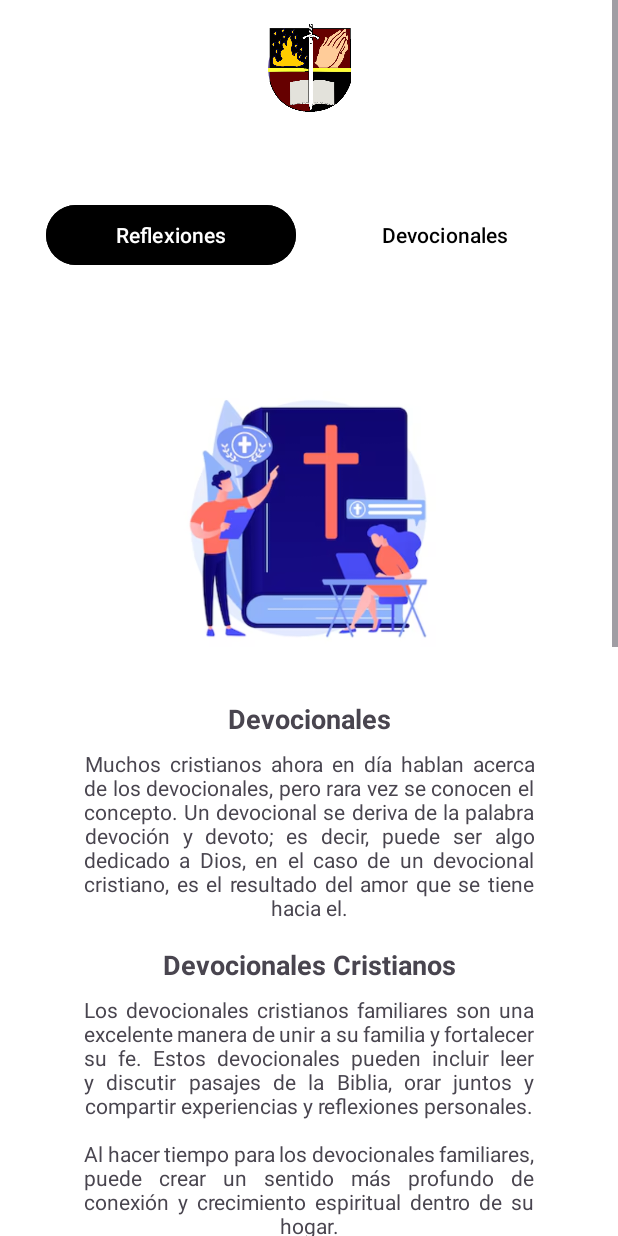
After one commit to BryanMena/Proyecto-ISO, an Android app: the Devocionales screen opened directly, with no data from a screen before it, on a phone screen of 412 x 824 dp. The commit adds this screen. Run offline under Robolectric (Android 15) with nearby library versions, the phone set to English and light mode, and no system bars.

Commit message:
Fase2
Fase2

```diff
--- /dev/null
+++ b/app/src/main/java/com/example/appmcf/Devocionales.kt
@@ -0,0 +1,32 @@
+package com.example.appmcf
+
+import android.content.Intent
+import android.os.Bundle
+import android.widget.Button
+import androidx.activity.enableEdgeToEdge
+import androidx.appcompat.app.AppCompatActivity
+import androidx.core.view.ViewCompat
+import androidx.core.view.WindowInsetsCompat
+
+class Devocionales : AppCompatActivity() {
+    override fun onCreate(savedInstanceState: Bundle?) {
+        super.onCreate(savedInstanceState)
+        enableEdgeToEdge()
+        setContentView(R.layout.activity_devocionales)
+        ViewCompat.setOnApplyWindowInsetsListener(findViewById(R.id.main)) { v, insets ->
+            val systemBars = insets.getInsets(WindowInsetsCompat.Type.systemBars())
+            v.setPadding(systemBars.left, systemBars.top, systemBars.right, systemBars.bottom)
+            insets
+        }
+        val logobtn = findViewById<Button>(R.id.logobtn)
+        logobtn.setOnClickListener {
+            val intent = Intent(this, MainActivity::class.java)
+            startActivity(intent)
+        }
+        val misionbtn = findViewById<Button>(R.id.Reflexionbtn)
+        misionbtn.setOnClickListener {
+            val intent = Intent(this, Reflexiones::class.java)
+            startActivity(intent)
+        }
+    }
+}
--- /dev/null
+++ b/app/src/main/res/layout/activity_devocionales.xml
@@ -0,0 +1,233 @@
+<?xml version="1.0" encoding="utf-8"?>
+<ScrollView xmlns:android="http://schemas.android.com/apk/res/android"
+    xmlns:app="http://schemas.android.com/apk/res-auto"
+    xmlns:tools="http://schemas.android.com/tools"
+    android:layout_width="match_parent"
+    android:layout_height="match_parent">
+
+    <androidx.constraintlayout.widget.ConstraintLayout
+        android:id="@+id/main"
+        android:layout_width="match_parent"
+        android:layout_height="wrap_content"
+        android:background="#FFFFFF"
+        tools:context=".Devocionales">
+
+        <!-- Botones centrados en la misma línea -->
+
+        <!-- Nueva imagen -->
+
+        <!-- Texto Devocionales -->
+
+        <Button
+            android:id="@+id/logobtn"
+            android:layout_width="55dp"
+            android:layout_height="59dp"
+            android:layout_gravity="center"
+            android:layout_marginStart="16dp"
+            android:layout_marginTop="16dp"
+            android:layout_marginEnd="16dp"
+            android:foreground="@drawable/logo"
+            android:scaleType="fitCenter"
+            android:src="@drawable/logo"
+            app:layout_constraintBottom_toBottomOf="@+id/title3"
+            app:layout_constraintEnd_toEndOf="parent"
+            app:layout_constraintStart_toStartOf="parent"
+            app:layout_constraintTop_toTopOf="parent"
+            app:layout_constraintVertical_bias="0.0" />
+
+        <LinearLayout
+            android:id="@+id/linearLayout"
+            android:layout_width="350dp"
+            android:layout_height="wrap_content"
+            android:layout_gravity="center"
+            android:layout_marginTop="57dp"
+            android:layout_marginBottom="32dp"
+            android:gravity="center"
+            android:orientation="horizontal"
+            app:layout_constraintBottom_toTopOf="@+id/imagen1"
+            app:layout_constraintEnd_toEndOf="parent"
+            app:layout_constraintHorizontal_bias="0.491"
+            app:layout_constraintStart_toStartOf="parent"
+            app:layout_constraintTop_toBottomOf="@+id/logobtn"
+            tools:ignore="MissingConstraints">
+
+            <Button
+                android:id="@+id/Reflexionbtn"
+                android:layout_width="0dp"
+                android:layout_height="wrap_content"
+                android:layout_weight="1"
+                android:backgroundTint="#000000"
+                android:text="Reflexiones"
+                android:textColor="#ffffff" />
+
+            <Button
+                android:id="@+id/Devocionalesbtn"
+                android:layout_width="0dp"
+                android:layout_height="wrap_content"
+                android:layout_marginStart="16dp"
+                android:layout_weight="1"
+                android:backgroundTint="#ffffff"
+                android:text="Devocionales"
+                android:textColor="#000000" />
+        </LinearLayout>
+
+        <ImageView
+            android:id="@+id/imagen1"
+            android:layout_width="406dp"
+            android:layout_height="206dp"
+            android:layout_marginTop="32dp"
+            android:layout_marginBottom="16dp"
+            android:src="@drawable/devocional"
+            app:layout_constraintBottom_toTopOf="@+id/title"
+            app:layout_constraintEnd_toEndOf="parent"
+            app:layout_constraintHorizontal_bias="0.454"
+            app:layout_constraintStart_toStartOf="parent"
+            app:layout_constraintTop_toBottomOf="@+id/linearLayout" />
+
+        <TextView
+            android:id="@+id/title"
+            android:layout_width="wrap_content"
+            android:layout_height="wrap_content"
+            android:layout_marginStart="16dp"
+            android:layout_marginTop="16dp"
+            android:layout_marginEnd="16dp"
+            android:text="Devocionales"
+            android:textSize="18sp"
+            android:textStyle="bold"
+            app:layout_constraintEnd_toEndOf="parent"
+            app:layout_constraintStart_toStartOf="parent"
+            app:layout_constraintTop_toBottomOf="@id/imagen1" />
+
+        <!-- Descripción -->
+        <TextView
+            android:id="@+id/description"
+            android:layout_width="300dp"
+            android:layout_height="wrap_content"
+            android:layout_marginStart="16dp"
+            android:layout_marginTop="8dp"
+            android:layout_marginEnd="16dp"
+            android:text="Muchos cristianos ahora en día hablan acerca de los devocionales, pero rara vez se conocen el concepto. Un devocional se deriva de la palabra devoción y devoto; es decir, puede ser algo dedicado a Dios, en el caso de un devocional cristiano, es el resultado del amor que se tiene hacia el."
+            android:justificationMode="inter_word"
+            android:textAlignment="center"
+            app:layout_constraintTop_toBottomOf="@id/title"
+            app:layout_constraintStart_toStartOf="parent"
+            app:layout_constraintEnd_toEndOf="parent" />
+
+        <!-- Devocionales Cristianos -->
+        <TextView
+            android:id="@+id/title2"
+            android:layout_width="wrap_content"
+            android:layout_height="wrap_content"
+            android:layout_marginStart="16dp"
+            android:layout_marginTop="16dp"
+            android:layout_marginEnd="16dp"
+            android:text="Devocionales Cristianos"
+            android:textSize="18sp"
+            android:textStyle="bold"
+            app:layout_constraintEnd_toEndOf="parent"
+            app:layout_constraintStart_toStartOf="parent"
+            app:layout_constraintTop_toBottomOf="@id/description" />
+
+        <TextView
+            android:id="@+id/devocionales_cristianos"
+            android:layout_width="300dp"
+            android:layout_height="wrap_content"
+            android:layout_marginStart="16dp"
+            android:layout_marginTop="8dp"
+            android:layout_marginEnd="16dp"
+            android:text="Los devocionales cristianos familiares son una excelente manera de unir a su familia y fortalecer su fe. Estos devocionales pueden incluir leer y discutir pasajes de la Biblia, orar juntos y compartir experiencias y reflexiones personales.\n\nAl hacer tiempo para los devocionales familiares, puede crear un sentido más profundo de conexión y crecimiento espiritual dentro de su hogar."
+            android:justificationMode="inter_word"
+            android:textAlignment="center"
+            app:layout_constraintTop_toBottomOf="@id/title2"
+            app:layout_constraintStart_toStartOf="parent"
+            app:layout_constraintEnd_toEndOf="parent" />
+
+        <!-- ¿Qué es un devocional? -->
+        <TextView
+            android:id="@+id/title3"
+            android:layout_width="wrap_content"
+            android:layout_height="wrap_content"
+            android:layout_marginStart="16dp"
+            android:layout_marginTop="16dp"
+            android:layout_marginEnd="16dp"
+            android:text="¿Qué es un devocional?"
+            android:textSize="18sp"
+            android:textStyle="bold"
+            app:layout_constraintEnd_toEndOf="parent"
+            app:layout_constraintStart_toStartOf="parent"
+            app:layout_constraintTop_toBottomOf="@id/devocionales_cristianos" />
+
+        <TextView
+            android:id="@+id/que_es_devocional"
+            android:layout_width="300dp"
+            android:layout_height="wrap_content"
+            android:layout_marginStart="16dp"
+            android:layout_marginTop="8dp"
+            android:layout_marginEnd="16dp"
+            android:text="Devocionales cristianos son prácticas diarias de oración y meditación en la fe cristiana. Estos devocionales pueden incluir la lectura de la Biblia, la reflexión sobre pasajes bíblicos, la oración y la adoración.\n\nLos devocionales cristianos son una forma de fortalecer la relación con Dios y crecer en la fe. Hay una variedad de recursos disponibles para los devocionales cristianos, desde libros y aplicaciones hasta grupos de estudio y servicios religiosos."
+            android:justificationMode="inter_word"
+            android:textAlignment="center"
+            app:layout_constraintTop_toBottomOf="@id/title3"
+            app:layout_constraintStart_toStartOf="parent"
+            app:layout_constraintEnd_toEndOf="parent" />
+
+        <!-- Importancia de un devocional cristiano -->
+        <TextView
+            android:id="@+id/title4"
+            android:layout_width="wrap_content"
+            android:layout_height="wrap_content"
+            android:layout_marginStart="16dp"
+            android:layout_marginTop="16dp"
+            android:layout_marginEnd="16dp"
+            android:text="Importancia de un devocional cristiano"
+            android:textSize="18sp"
+            android:textStyle="bold"
+            app:layout_constraintEnd_toEndOf="parent"
+            app:layout_constraintStart_toStartOf="parent"
+            app:layout_constraintTop_toBottomOf="@id/que_es_devocional" />
+
+        <TextView
+            android:id="@+id/importancia_devocional"
+            android:layout_width="300dp"
+            android:layout_height="wrap_content"
+            android:layout_marginStart="16dp"
+            android:layout_marginTop="8dp"
+            android:layout_marginEnd="16dp"
+            android:text="Los devocionales cristianos son una herramienta importante para el crecimiento personal y espiritual de los creyentes. A través de la lectura de la Biblia y la reflexión sobre sus enseñanzas, los devocionales ayudan a fortalecer la fe y a profundizar en la relación con Dios.\n\nAdemás, los devocionales pueden ser una fuente de inspiración y motivación para enfrentar los desafíos de la vida cotidiana desde una perspectiva cristiana. En resumen, los devocionales cristianos son una práctica esencial para aquellos que buscan crecer en su fe y en su vida personal."
+            android:justificationMode="inter_word"
+            android:textAlignment="center"
+            app:layout_constraintTop_toBottomOf="@id/title4"
+            app:layout_constraintStart_toStartOf="parent"
+            app:layout_constraintEnd_toEndOf="parent" />
+
+        <!-- El resultado de una devoción en la iglesia -->
+        <TextView
+            android:id="@+id/title5"
+            android:layout_width="wrap_content"
+            android:layout_height="wrap_content"
+            android:layout_marginStart="16dp"
+            android:layout_marginTop="16dp"
+            android:layout_marginEnd="16dp"
+            android:text="El resultado de una devoción en la iglesia"
+            android:textSize="18sp"
+            android:textStyle="bold"
+            app:layout_constraintEnd_toEndOf="parent"
+            app:layout_constraintStart_toStartOf="parent"
+            app:layout_constraintTop_toBottomOf="@id/importancia_devocional" />
+
+        <TextView
+            android:id="@+id/result_devocion"
+            android:layout_width="300dp"
+            android:layout_height="wrap_content"
+            android:layout_marginStart="16dp"
+            android:layout_marginTop="8dp"
+            android:layout_marginEnd="16dp"
+            android:text="La devoción cristiana es una parte importante de la vida de la iglesia. Estos momentos de reflexión y oración ayudan a los miembros a conectarse con Dios y entre ellos.\n\nLos devocionales pueden ser realizados en grupo o individualmente, y pueden incluir lecturas de la Biblia, cantos de alabanza, y meditaciones. Además, dichas devociones pueden ser una forma efectiva de fortalecer la confianza y la relación siempre con Dios."
+            android:justificationMode="inter_word"
+            android:textAlignment="center"
+            app:layout_constraintTop_toBottomOf="@id/title5"
+            app:layout_constraintStart_toStartOf="parent"
+            app:layout_constraintEnd_toEndOf="parent" />
+
+    </androidx.constraintlayout.widget.ConstraintLayout>
+</ScrollView>
```
Also changed, not shown: app/src/main/java/com/example/appmcf/Contacto.kt (added, +47 -0 lines), app/src/main/java/com/example/appmcf/MainActivity.kt (+8 -0 lines), app/src/main/java/com/example/appmcf/Reflexiones.kt (added, +34 -0 lines), app/src/main/res/layout/activity_contacto.xml (added, +131 -0 lines), app/src/main/res/layout/activity_reflexiones.xml (added, +137 -0 lines).
